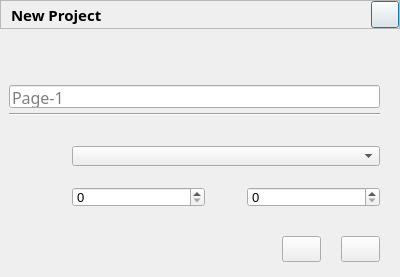
Above: LVGLNewDialog.ui from CURTLab/LVGLBuilder before the change. Below: the same form after it.
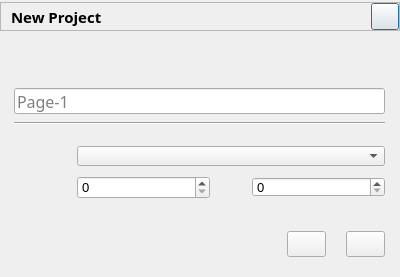
That is the form after the change. Icons and pictures are not drawn.

The edit to the form file:
```diff
--- a/LVGLNewDialog.ui
+++ b/LVGLNewDialog.ui
@@ -217,7 +217,7 @@
        </property>
        <property name="sizeHint" stdset="0">
         <size>
-         <width>9</width>
+         <width>14</width>
          <height>20</height>
         </size>
        </property>
@@ -305,7 +305,7 @@
          </property>
          <property name="sizeHint" stdset="0">
           <size>
-           <width>9</width>
+           <width>14</width>
            <height>20</height>
           </size>
          </property>
@@ -316,19 +316,19 @@
          <property name="sizePolicy">
           <sizepolicy hsizetype="Expanding" vsizetype="Fixed">
            <horstretch>0</horstretch>
-           <verstretch>23</verstretch>
+           <verstretch>0</verstretch>
           </sizepolicy>
          </property>
          <property name="minimumSize">
           <size>
            <width>0</width>
-           <height>23</height>
+           <height>26</height>
           </size>
          </property>
          <property name="maximumSize">
           <size>
            <width>16777215</width>
-           <height>17</height>
+           <height>26</height>
           </size>
          </property>
          <property name="font">
@@ -355,7 +355,7 @@
          </property>
          <property name="sizeHint" stdset="0">
           <size>
-           <width>20</width>
+           <width>15</width>
            <height>20</height>
           </size>
          </property>
@@ -378,7 +378,7 @@
          </property>
          <property name="sizeHint" stdset="0">
           <size>
-           <width>9</width>
+           <width>14</width>
            <height>20</height>
           </size>
          </property>
@@ -401,7 +401,7 @@
          </property>
          <property name="sizeHint" stdset="0">
           <size>
-           <width>20</width>
+           <width>15</width>
            <height>20</height>
           </size>
          </property>
@@ -447,7 +447,7 @@
          </property>
          <property name="sizeHint" stdset="0">
           <size>
-           <width>9</width>
+           <width>14</width>
            <height>20</height>
           </size>
          </property>
@@ -464,7 +464,13 @@
          <property name="minimumSize">
           <size>
            <width>50</width>
-           <height>16</height>
+           <height>20</height>
+          </size>
+         </property>
+         <property name="maximumSize">
+          <size>
+           <width>16777215</width>
+           <height>20</height>
           </size>
          </property>
          <property name="font">
@@ -520,7 +526,7 @@
          <property name="maximumSize">
           <size>
            <width>16777215</width>
-           <height>18</height>
+           <height>20</height>
           </size>
          </property>
          <property name="font">
@@ -541,7 +547,7 @@
          </property>
          <property name="sizeHint" stdset="0">
           <size>
-           <width>20</width>
+           <width>15</width>
            <height>20</height>
           </size>
          </property>
@@ -561,7 +567,7 @@
          </property>
          <property name="sizeHint" stdset="0">
           <size>
-           <width>9</width>
+           <width>14</width>
            <height>20</height>
           </size>
          </property>
@@ -572,13 +578,13 @@
          <property name="minimumSize">
           <size>
            <width>0</width>
-           <height>16</height>
+           <height>20</height>
           </size>
          </property>
          <property name="maximumSize">
           <size>
            <width>16777215</width>
-           <height>16</height>
+           <height>20</height>
           </size>
          </property>
          <property name="font">
@@ -620,19 +626,19 @@
          <property name="sizePolicy">
           <sizepolicy hsizetype="MinimumExpanding" vsizetype="Preferred">
            <horstretch>0</horstretch>
-           <verstretch>20</verstretch>
+           <verstretch>0</verstretch>
           </sizepolicy>
          </property>
          <property name="minimumSize">
           <size>
            <width>0</width>
-           <height>20</height>
+           <height>23</height>
           </size>
          </property>
          <property name="maximumSize">
           <size>
            <width>16777215</width>
-           <height>18</height>
+           <height>23</height>
           </size>
          </property>
          <property name="font">
@@ -667,13 +673,13 @@
          <property name="sizePolicy">
           <sizepolicy hsizetype="Preferred" vsizetype="Preferred">
            <horstretch>0</horstretch>
-           <verstretch>16</verstretch>
+           <verstretch>0</verstretch>
           </sizepolicy>
          </property>
          <property name="minimumSize">
           <size>
            <width>0</width>
-           <height>16</height>
+           <height>20</height>
           </size>
          </property>
          <property name="font">
@@ -711,7 +717,7 @@
          <property name="sizePolicy">
           <sizepolicy hsizetype="MinimumExpanding" vsizetype="Preferred">
            <horstretch>0</horstretch>
-           <verstretch>20</verstretch>
+           <verstretch>0</verstretch>
           </sizepolicy>
          </property>
          <property name="minimumSize">
@@ -723,7 +729,7 @@
          <property name="maximumSize">
           <size>
            <width>16777215</width>
-           <height>18</height>
+           <height>20</height>
           </size>
          </property>
          <property name="font">
@@ -747,7 +753,7 @@
          </property>
          <property name="sizeHint" stdset="0">
           <size>
-           <width>20</width>
+           <width>15</width>
            <height>20</height>
           </size>
          </property>
@@ -859,7 +865,7 @@
        </property>
        <property name="sizeHint" stdset="0">
         <size>
-         <width>20</width>
+         <width>15</width>
          <height>20</height>
         </size>
        </property>
```
